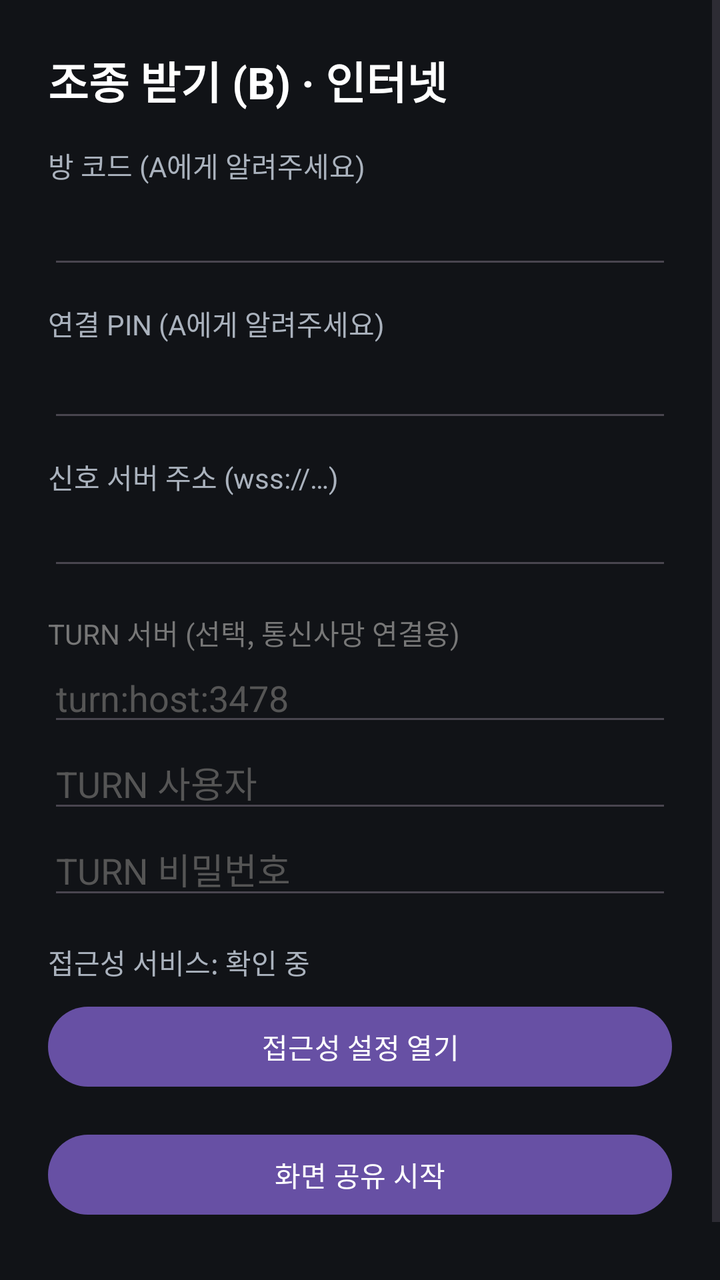
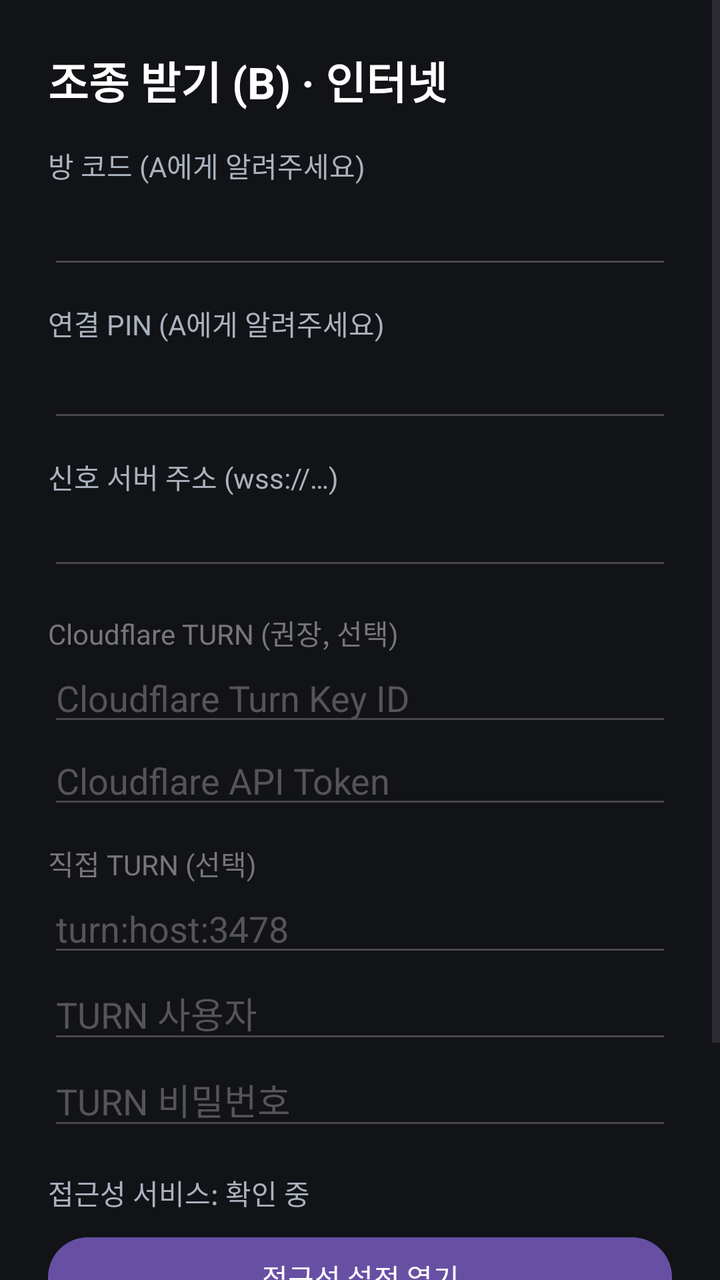

Screens rendered from an Android XML layout before and after an edit, with the pre-edit source and the edit as a unified diff.
<!-- AndroidManifest.xml: application theme Theme.Material3.DayNight.NoActionBar -->
<!-- res/layout/activity_webrtc_host.xml -->
<?xml version="1.0" encoding="utf-8"?>
<ScrollView xmlns:android="http://schemas.android.com/apk/res/android"
    android:layout_width="match_parent"
    android:layout_height="match_parent"
    android:background="#111317">

    <LinearLayout
        android:layout_width="match_parent"
        android:layout_height="wrap_content"
        android:orientation="vertical"
        android:padding="24dp">

        <TextView
            android:layout_width="wrap_content"
            android:layout_height="wrap_content"
            android:text="조종 받기 (B) · 인터넷"
            android:textColor="#FFFFFF"
            android:textSize="22sp"
            android:textStyle="bold"
            android:layout_marginBottom="16dp" />

        <TextView
            android:layout_width="wrap_content"
            android:layout_height="wrap_content"
            android:text="방 코드 (A에게 알려주세요)"
            android:textColor="#AAB2BD" />
        <EditText
            android:id="@+id/editCode"
            android:layout_width="match_parent"
            android:layout_height="wrap_content"
            android:inputType="number"
            android:textColor="#4FC3F7"
            android:textSize="22sp"
            android:layout_marginBottom="12dp" />

        <TextView
            android:layout_width="wrap_content"
            android:layout_height="wrap_content"
            android:text="연결 PIN (A에게 알려주세요)"
            android:textColor="#AAB2BD" />
        <EditText
            android:id="@+id/editPin"
            android:layout_width="match_parent"
            android:layout_height="wrap_content"
            android:inputType="number"
            android:textColor="#4FC3F7"
            android:textSize="20sp"
            android:layout_marginBottom="12dp" />

        <TextView
            android:layout_width="wrap_content"
            android:layout_height="wrap_content"
            android:text="신호 서버 주소 (wss://…)"
            android:textColor="#AAB2BD" />
        <EditText
            android:id="@+id/editUrl"
            android:layout_width="match_parent"
            android:layout_height="wrap_content"
            android:inputType="textUri"
            android:textColor="#FFFFFF"
            android:layout_marginBottom="12dp" />

        <TextView
            android:layout_width="wrap_content"
            android:layout_height="wrap_content"
            android:text="TURN 서버 (선택, 통신사망 연결용)"
            android:textColor="#777"
            android:layout_marginTop="4dp" />
        <EditText
            android:id="@+id/editTurnUrl"
            android:layout_width="match_parent"
            android:layout_height="wrap_content"
            android:hint="turn:host:3478"
            android:textColorHint="#555"
            android:textColor="#FFFFFF" />
        <EditText
            android:id="@+id/editTurnUser"
            android:layout_width="match_parent"
            android:layout_height="wrap_content"
            android:hint="TURN 사용자"
            android:textColorHint="#555"
            android:textColor="#FFFFFF" />
        <EditText
            android:id="@+id/editTurnCred"
            android:layout_width="match_parent"
            android:layout_height="wrap_content"
            android:hint="TURN 비밀번호"
            android:textColorHint="#555"
            android:textColor="#FFFFFF"
            android:layout_marginBottom="16dp" />

        <TextView
            android:id="@+id/txtAccessibility"
            android:layout_width="wrap_content"
            android:layout_height="wrap_content"
            android:text="접근성 서비스: 확인 중"
            android:textColor="#AAB2BD"
            android:layout_marginBottom="8dp" />
        <Button
            android:id="@+id/btnAccessibility"
            android:layout_width="match_parent"
            android:layout_height="wrap_content"
            android:text="접근성 설정 열기"
            android:layout_marginBottom="16dp" />

        <Button
            android:id="@+id/btnStart"
            android:layout_width="match_parent"
            android:layout_height="wrap_content"
            android:text="화면 공유 시작" />

        <TextView
            android:id="@+id/txtStatus"
            android:layout_width="match_parent"
            android:layout_height="wrap_content"
            android:text=""
            android:textColor="#FFCC80"
            android:layout_marginTop="16dp" />
    </LinearLayout>
</ScrollView>
<!-- resources referenced by this layout -->
<resources>

</resources>

<!-- the commit's change to res/layout/activity_webrtc_host.xml (unified diff, before → after) -->
@@ -63,7 +63,29 @@
         <TextView
             android:layout_width="wrap_content"
             android:layout_height="wrap_content"
-            android:text="TURN 서버 (선택, 통신사망 연결용)"
+            android:text="Cloudflare TURN (권장, 선택)"
+            android:textColor="#777"
+            android:layout_marginTop="4dp" />
+        <EditText
+            android:id="@+id/editCfKey"
+            android:layout_width="match_parent"
+            android:layout_height="wrap_content"
+            android:hint="Cloudflare Turn Key ID"
+            android:textColorHint="#555"
+            android:textColor="#FFFFFF" />
+        <EditText
+            android:id="@+id/editCfToken"
+            android:layout_width="match_parent"
+            android:layout_height="wrap_content"
+            android:hint="Cloudflare API Token"
+            android:textColorHint="#555"
+            android:textColor="#FFFFFF"
+            android:layout_marginBottom="8dp" />
+
+        <TextView
+            android:layout_width="wrap_content"
+            android:layout_height="wrap_content"
+            android:text="직접 TURN (선택)"
             android:textColor="#777"
             android:layout_marginTop="4dp" />
         <EditText
